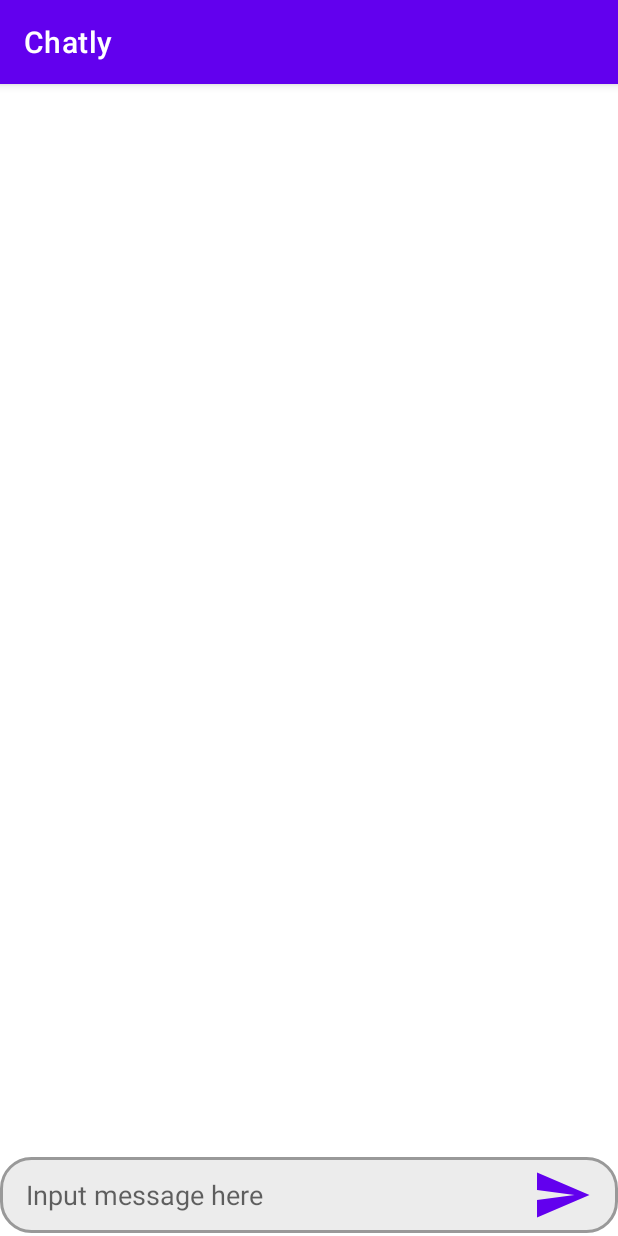
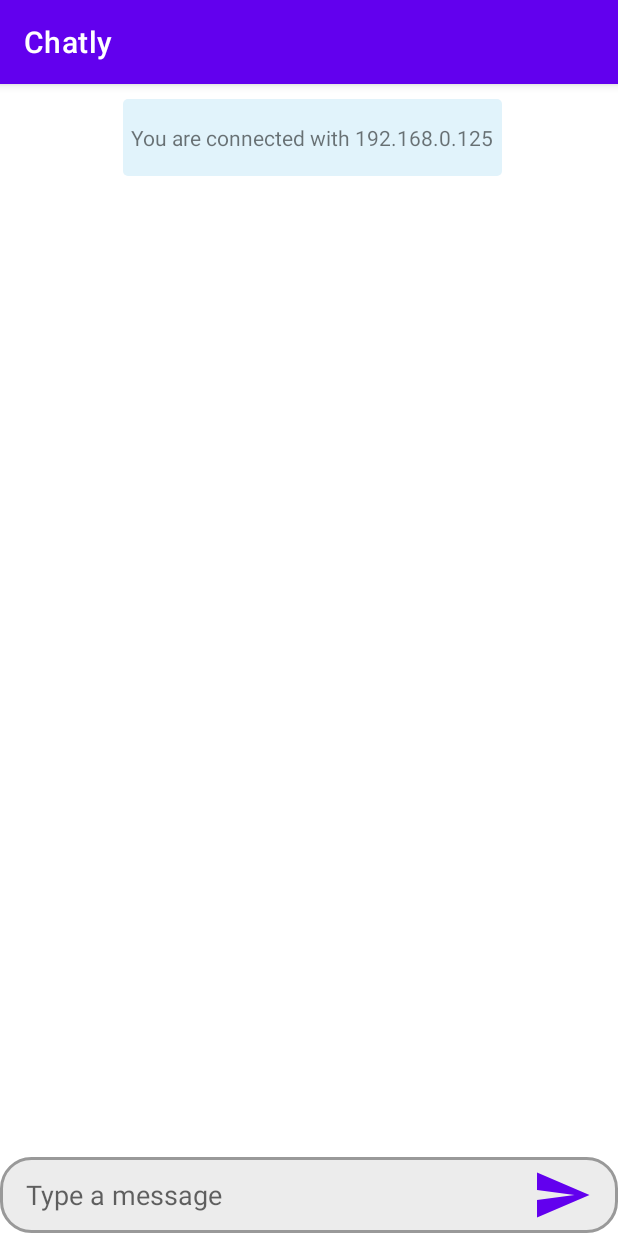
Before and after one commit to urvesh254/Chatly-CLI, an Android app: the ChatArea screen opened directly, with no data from a screen before it, on a phone screen of 412 x 824 dp. Run offline under Robolectric (Android 15) with nearby library versions, the phone set to English and light mode, and no system bars; Roboto replaces fonts that are not available here.

Commit message:
Layout updated.

```diff
--- a/app/src/main/java/com/ukpatel/chatly/ChatArea.java
+++ b/app/src/main/java/com/ukpatel/chatly/ChatArea.java
@@ -25,7 +25,6 @@ import java.util.ArrayList;
 public class ChatArea extends AppCompatActivity {
 
     private EditText msg;
-    private MessageAdapter messageAdapter;
     private Button btnSend;
     private Client client;
 
@@ -36,12 +35,12 @@ public class ChatArea extends AppCompatActivity {
 
         msg = findViewById(R.id.msgSend);
         btnSend = findViewById(R.id.btnSend);
-        RecyclerView history = findViewById(R.id.history);
-        messageAdapter = new MessageAdapter(new ArrayList<Message>(), Client.clientName);
+        RecyclerView recyclerView = findViewById(R.id.history);
+        MessageAdapter messageAdapter = new MessageAdapter(new ArrayList<Message>(), Client.clientName);
 //        history.setMovementMethod(new ScrollingMovementMethod());
 
-        history.setLayoutManager(new LinearLayoutManager(this));
-        history.setAdapter(messageAdapter);
+        recyclerView.setLayoutManager(new LinearLayoutManager(this));
+        recyclerView.setAdapter(messageAdapter);
 
         //Check for light or dark mode
         int nightModeFlags =
@@ -50,16 +49,16 @@ public class ChatArea extends AppCompatActivity {
         switch (nightModeFlags) {
             case Configuration.UI_MODE_NIGHT_YES:
             case Configuration.UI_MODE_NIGHT_UNDEFINED:
-                history.setBackgroundColor(getResources().getColor(R.color.black));
+                recyclerView.setBackgroundColor(getResources().getColor(R.color.black));
                 break;
 
             case Configuration.UI_MODE_NIGHT_NO:
-                history.setBackgroundColor(getResources().getColor(R.color.white));
+                recyclerView.setBackgroundColor(getResources().getColor(R.color.white));
                 break;
         }
 
         client = Client.getInstance();
-        client.setInfo(this, messageAdapter);
+        client.setInfo(this, messageAdapter, recyclerView);
 
         btnSend.setOnClickListener(view -> {
             String message = msg.getText().toString().trim();
--- a/app/src/main/java/com/ukpatel/chatly/Client.java
+++ b/app/src/main/java/com/ukpatel/chatly/Client.java
@@ -4,11 +4,11 @@ import android.content.Intent;
 import android.os.Handler;
 import android.os.Looper;
 import android.util.Log;
-import android.widget.TextView;
 import android.widget.Toast;
 
 import androidx.appcompat.app.AlertDialog;
 import androidx.appcompat.app.AppCompatActivity;
+import androidx.recyclerview.widget.RecyclerView;
 
 import com.ukpatel.chatly.adapter.MessageAdapter;
 
@@ -33,7 +33,8 @@ public class Client implements Runnable {
     private String HOST_NAME;
     private int PORT;
     public static String clientName;
-    private MessageAdapter history;
+    private MessageAdapter messageAdapter;
+    private RecyclerView recyclerView;
 
     private Socket socket = null;
     private ObjectInputStream receiver;
@@ -54,7 +55,6 @@ public class Client implements Runnable {
             isConnected = true;
             receiver = new ObjectInputStream(socket.getInputStream());
             sender = new ObjectOutputStream(socket.getOutputStream());
-            showToast("Connected to server.");
 
             readerThread.start();
 
@@ -91,20 +91,21 @@ public class Client implements Runnable {
         return client;
     }
 
-    public void setInfo(@NotNull AppCompatActivity context, @NotNull MessageAdapter history) {
+    public void setInfo(@NotNull AppCompatActivity context, @NotNull MessageAdapter history, @NotNull RecyclerView recyclerView) {
         this.context = context;
-        this.history = history;
-//        history.addData(String.format("\nYou are connected with %s\n", HOST_NAME));
+        this.messageAdapter = history;
+        this.recyclerView = recyclerView;
+        history.addData(new Message("", Message.USER_JOIN, String.format("\nYou are connected with %s\n", HOST_NAME), getTime()));
     }
 
     public void sendMessage(String message) {
         try {
             if (!socket.isOutputShutdown()) {
-//                Log.d("message", message.toString());
-//                sender.println(message);
                 Message msg = new Message(clientName, Message.MESSAGE, message, getTime());
                 sender.writeObject(msg);
-                history.addData(msg);
+
+                messageAdapter.addData(msg);
+                recyclerView.scrollToPosition(messageAdapter.getItemCount() - 1);
                 sender.flush();
             } else {
                 throw new Exception("socket is " + socket.isConnected());
@@ -137,7 +138,10 @@ public class Client implements Runnable {
                 Message message = (Message) receiver.readObject();
                 Log.d("message", "Received : " + message.toString());
                 Handler handler = new Handler(Looper.getMainLooper());
-                handler.post(() -> history.addData(message));
+                handler.post(() -> {
+                    messageAdapter.addData(message);
+                    recyclerView.scrollToPosition(messageAdapter.getItemCount() - 1);
+                });
             }
         } catch (SocketException e) {
             Log.d("socket", "In thread " + e.toString());
@@ -154,7 +158,7 @@ public class Client implements Runnable {
                 Looper.loop();
             }
         } catch (Exception e) {
-            Log.d("socket", "in thread exception : " + e);
+            Log.d("socket", "in thread exception : " + e.toString());
         }
         socket = null;
         client = null;
--- a/app/src/main/java/com/ukpatel/chatly/MainActivity.java
+++ b/app/src/main/java/com/ukpatel/chatly/MainActivity.java
@@ -161,7 +161,6 @@ public class MainActivity extends AppCompatActivity implements View.OnClickListe
             );
             if (client.isSocketConnected()) {
                 Log.d("socket", "in main socket connected: " + client.isSocketConnected());
-                Toast.makeText(this, "Connected to server.", Toast.LENGTH_SHORT).show();
                 startActivity(new Intent(MainActivity.this, ChatArea.class));
                 this.finish();
             } else {
--- a/app/src/main/java/com/ukpatel/chatly/adapter/MessageAdapter.java
+++ b/app/src/main/java/com/ukpatel/chatly/adapter/MessageAdapter.java
@@ -109,6 +109,7 @@ public class MessageAdapter extends RecyclerView.Adapter {
 
             message = itemView.findViewById(R.id.message);
             time = itemView.findViewById(R.id.time);
+            author = itemView.findViewById(R.id.author);
         }
     }
 
--- a/app/src/main/res/drawable/info_bg.xml
+++ b/app/src/main/res/drawable/info_bg.xml
@@ -1,10 +1,6 @@
 <?xml version="1.0" encoding="UTF-8"?>
 <shape xmlns:android="http://schemas.android.com/apk/res/android">
     <solid android:color="#e1f3fb"/>
-    <padding android:left="2dp"
-         android:top="2dp"
-         android:right="2dp"
-         android:bottom="2dp"/>
 
     <corners android:radius="3dp"/>
 </shape>
--- a/app/src/main/res/layout/activity_chat_area.xml
+++ b/app/src/main/res/layout/activity_chat_area.xml
@@ -23,7 +23,7 @@
         app:layout_constraintStart_toStartOf="parent"
         app:layout_constraintTop_toTopOf="parent"
         app:reverseLayout="true"
-        app:stackFromEnd="false" />
+        app:stackFromEnd="true" />
 
     <FrameLayout
         android:layout_width="fill_parent"
@@ -46,7 +46,7 @@
             android:layout_marginStart="12dp"
             android:layout_marginEnd="70dp"
             android:background="@null"
-            android:hint="@string/input_message_here"
+            android:hint="@string/type_a_message"
             android:maxLines="2"
             android:scrollbars="vertical" />
 
--- a/app/src/main/res/layout/info_message.xml
+++ b/app/src/main/res/layout/info_message.xml
@@ -9,8 +9,10 @@
         android:id="@+id/message"
         android:layout_width="wrap_content"
         android:layout_height="wrap_content"
+        android:background="@drawable/info_bg"
+        android:paddingLeft="5dp"
+        android:paddingRight="5dp"
         android:text="User Join"
-        android:background="@drawable/info_bg"
         app:layout_constraintBottom_toBottomOf="parent"
         app:layout_constraintEnd_toEndOf="parent"
         app:layout_constraintStart_toStartOf="parent"
--- a/app/src/main/res/values/strings.xml
+++ b/app/src/main/res/values/strings.xml
@@ -1,16 +1,14 @@
-<resources>
+<resources xmlns:tools="http://schemas.android.com/tools">
     <string name="app_name">Chatly</string>
     <string name="textview">TextView</string>
     <string name="send">Send</string>
     <string name="type_a_message">Type a message</string>
-    <string name="TapToMessage">Tap to message</string>
     <string name="title_activity_chat_pannel">ChatPannel</string>
     <!--
     This string is used for square devices and overridden by hello_world in
     values-round/strings.xml for round devices.
     -->
     <string name="hello_world">Hello Square World!</string>
-    <string name="input_message_here">Input message here</string>
     <string name="large_text">
         "Material is the metaphor.\n\n"
 
```
Also changed, not shown: app/src/main/res/layout/receive_message.xml (+6 -6 lines).
